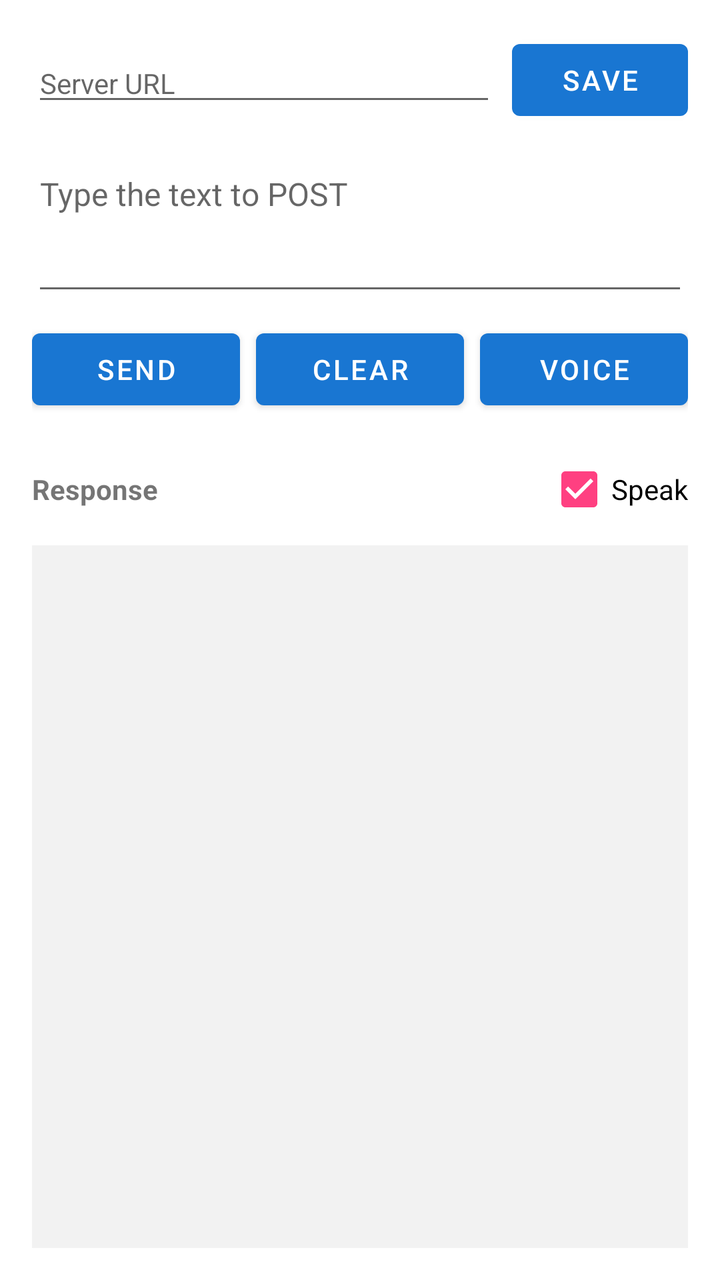
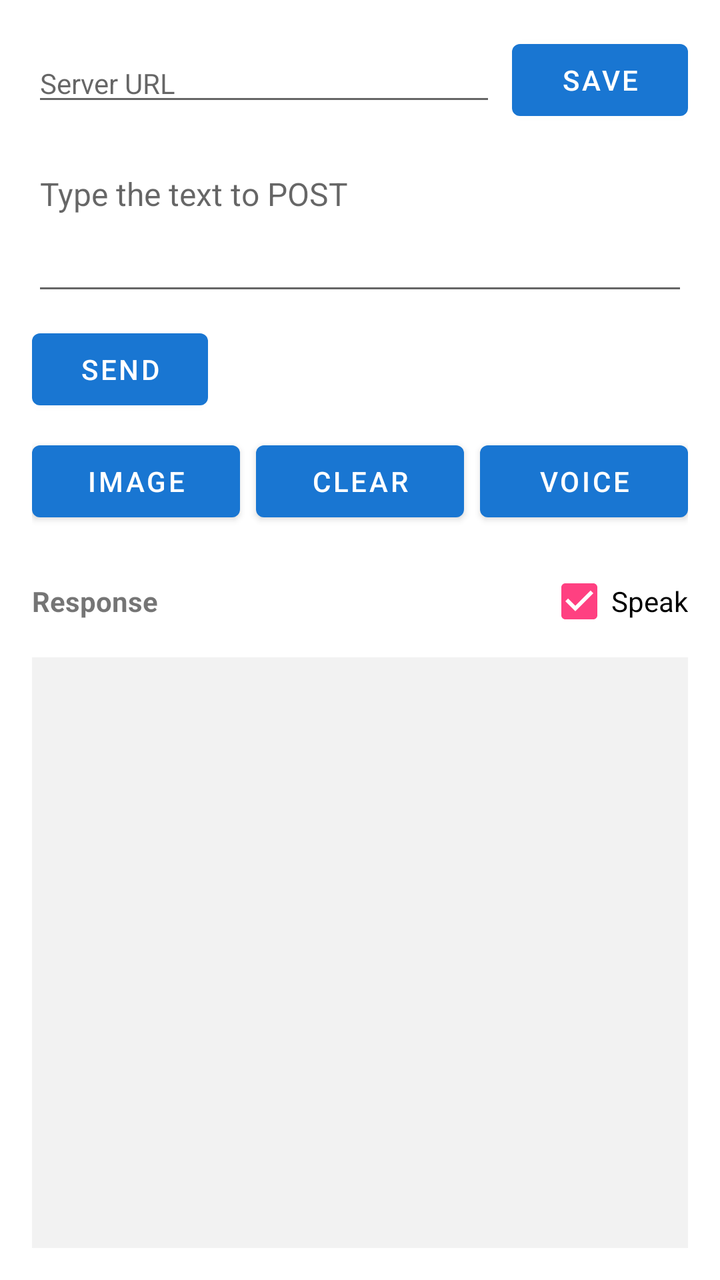

An Android layout rendered at two revisions. The XML below is the earlier revision; the diff shows what the commit changed to produce the second picture.
<!-- AndroidManifest.xml: application theme Theme.HttpPoster -->
<!-- res/layout/activity_main.xml -->
<?xml version="1.0" encoding="utf-8"?>
<LinearLayout xmlns:android="http://schemas.android.com/apk/res/android"
    android:layout_width="match_parent"
    android:layout_height="match_parent"
    android:orientation="vertical"
    android:padding="16dp">

    <LinearLayout
        android:layout_width="match_parent"
        android:layout_height="wrap_content"
        android:gravity="center_vertical"
        android:orientation="horizontal">

        <EditText
            android:id="@+id/serverUrl"
            android:layout_width="0dp"
            android:layout_height="wrap_content"
            android:layout_weight="1"
            android:hint="@string/server_url_hint"
            android:importantForAutofill="no"
            android:inputType="textUri"
            android:maxLines="1"
            android:textSize="14sp" />

        <Button
            android:id="@+id/saveButton"
            android:layout_width="wrap_content"
            android:layout_height="wrap_content"
            android:layout_marginStart="8dp"
            android:text="@string/save" />
    </LinearLayout>

    <EditText
        android:id="@+id/prompt"
        android:layout_width="match_parent"
        android:layout_height="wrap_content"
        android:layout_marginTop="12dp"
        android:gravity="top|start"
        android:hint="@string/prompt_hint"
        android:importantForAutofill="no"
        android:inputType="textMultiLine|textCapSentences"
        android:minLines="3"
        android:textSize="16sp" />

    <LinearLayout
        android:layout_width="match_parent"
        android:layout_height="wrap_content"
        android:layout_marginTop="8dp"
        android:orientation="horizontal">

        <Button
            android:id="@+id/sendButton"
            android:layout_width="0dp"
            android:layout_height="wrap_content"
            android:layout_weight="1"
            android:text="@string/send" />

        <Button
            android:id="@+id/clearButton"
            android:layout_width="0dp"
            android:layout_height="wrap_content"
            android:layout_marginStart="8dp"
            android:layout_weight="1"
            android:text="@string/clear" />

        <Button
            android:id="@+id/voiceButton"
            android:layout_width="0dp"
            android:layout_height="wrap_content"
            android:layout_marginStart="8dp"
            android:layout_weight="1"
            android:text="@string/voice" />
    </LinearLayout>

    <LinearLayout
        android:layout_width="match_parent"
        android:layout_height="wrap_content"
        android:layout_marginTop="12dp"
        android:gravity="center_vertical"
        android:orientation="horizontal">

        <TextView
            android:layout_width="0dp"
            android:layout_height="wrap_content"
            android:layout_weight="1"
            android:text="@string/response_title"
            android:textStyle="bold" />

        <CheckBox
            android:id="@+id/speakCheck"
            android:layout_width="wrap_content"
            android:layout_height="wrap_content"
            android:checked="true"
            android:text="@string/speak" />
    </LinearLayout>

    <ScrollView
        android:layout_width="match_parent"
        android:layout_height="0dp"
        android:layout_marginTop="4dp"
        android:layout_weight="1"
        android:background="#F2F2F2"
        android:padding="8dp">

        <TextView
            android:id="@+id/response"
            android:layout_width="match_parent"
            android:layout_height="wrap_content"
            android:textColor="@color/black"
            android:textIsSelectable="true"
            android:textSize="16sp" />
    </ScrollView>

</LinearLayout>
<!-- resources referenced by this layout -->
<resources>
  <color name="black">#FF000000</color>
  <string name="clear">Clear</string>
  <string name="prompt_hint">Type the text to POST</string>
  <string name="response_title">Response</string>
  <string name="save">Save</string>
  <string name="send">Send</string>
  <string name="server_url_hint">Server URL</string>
  <string name="speak">Speak</string>
  <string name="voice">Voice</string>
  <style name="Theme.HttpPoster" parent="Theme.MaterialComponents.DayNight.DarkActionBar">
          <item name="colorPrimary">@color/primary</item>
          <item name="colorPrimaryDark">@color/primary_dark</item>
          <item name="colorAccent">@color/accent</item>
      </style>
  <color name="primary">#1976D2</color>
  <color name="primary_dark">#0D47A1</color>
  <color name="accent">#FF4081</color>
</resources>

<!-- the commit's change to res/layout/activity_main.xml (unified diff, before → after) -->
@@ -46,14 +46,55 @@
         android:layout_width="match_parent"
         android:layout_height="wrap_content"
         android:layout_marginTop="8dp"
+        android:gravity="center_vertical"
         android:orientation="horizontal">
 
         <Button
             android:id="@+id/sendButton"
+            android:layout_width="wrap_content"
+            android:layout_height="wrap_content"
+            android:text="@string/send" />
+
+        <ImageView
+            android:id="@+id/imagePreview"
+            android:layout_width="48dp"
+            android:layout_height="48dp"
+            android:layout_marginStart="8dp"
+            android:adjustViewBounds="true"
+            android:contentDescription="@string/image_attached"
+            android:scaleType="centerCrop"
+            android:visibility="gone" />
+
+        <TextView
+            android:id="@+id/imageStatus"
+            android:layout_width="0dp"
+            android:layout_height="wrap_content"
+            android:layout_marginStart="8dp"
+            android:layout_weight="1"
+            android:text="@string/image_attached"
+            android:visibility="gone" />
+
+        <Button
+            android:id="@+id/removeImageButton"
+            android:layout_width="wrap_content"
+            android:layout_height="wrap_content"
+            android:layout_marginStart="8dp"
+            android:text="@string/remove_image"
+            android:visibility="gone" />
+    </LinearLayout>
+
+    <LinearLayout
+        android:layout_width="match_parent"
+        android:layout_height="wrap_content"
+        android:layout_marginTop="8dp"
+        android:orientation="horizontal">
+
+        <Button
+            android:id="@+id/attachButton"
             android:layout_width="0dp"
             android:layout_height="wrap_content"
             android:layout_weight="1"
-            android:text="@string/send" />
+            android:text="@string/attach" />
 
         <Button
             android:id="@+id/clearButton"
<!-- resource entries referenced after the edit -->
@@ -1,8 +1,11 @@
 <!-- resources referenced by this layout -->
 <resources>
   <color name="black">#FF000000</color>
+  <string name="attach">Image</string>
   <string name="clear">Clear</string>
+  <string name="image_attached">Image attached</string>
   <string name="prompt_hint">Type the text to POST</string>
+  <string name="remove_image">Remove image</string>
   <string name="response_title">Response</string>
   <string name="save">Save</string>
   <string name="send">Send</string>
